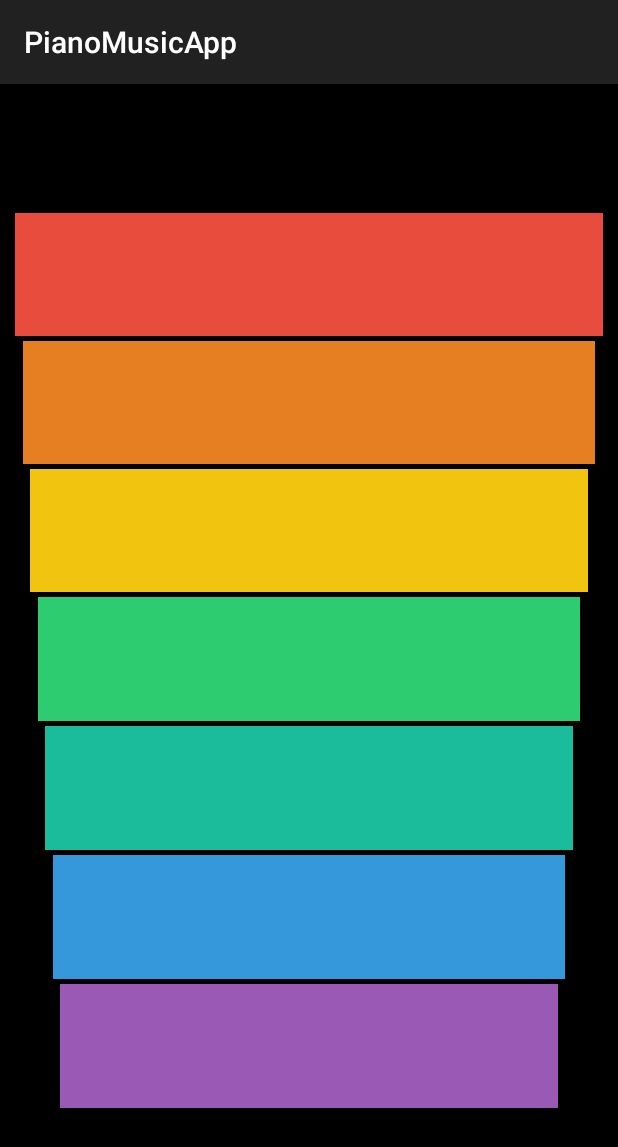
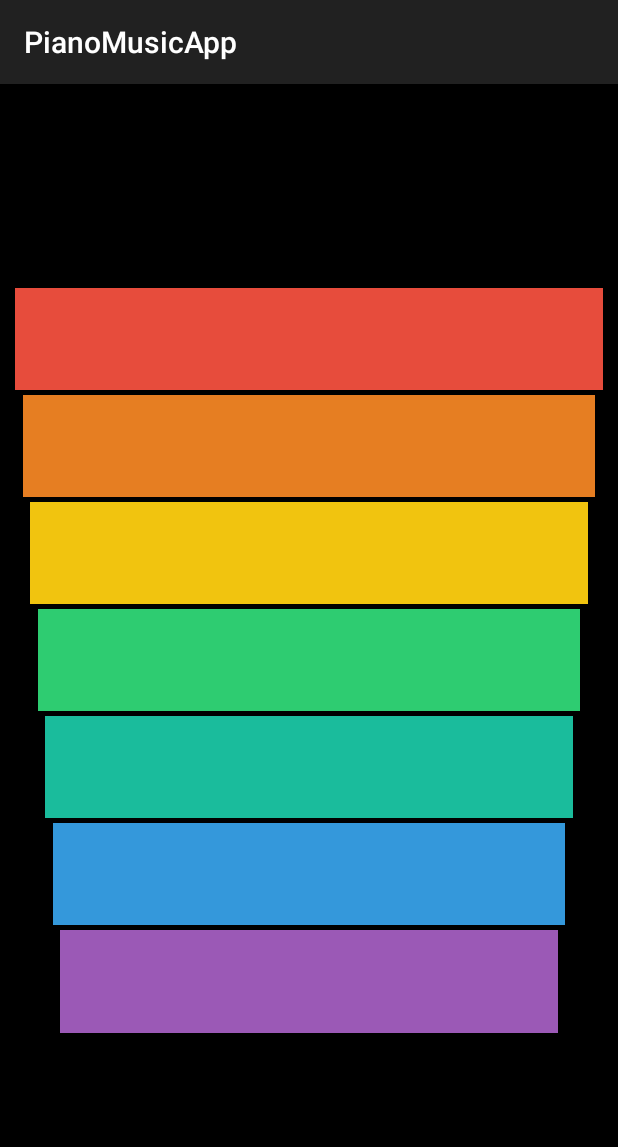
Before and after one commit to ManishaKhatri-class/PianoMusicApp, an Android app: the screen it shows after launch (MainActivity), on a phone screen of 412 x 824 dp. Shown: the top 1147 px of the screen. Run offline under Robolectric (Android 15) with nearby library versions, the phone set to English and light mode, and no system bars.

Commit message:
Hover Effect added

```diff
--- a/app/src/main/res/layout/activity_main.xml
+++ b/app/src/main/res/layout/activity_main.xml
@@ -1,5 +1,5 @@
 <?xml version="1.0" encoding="utf-8"?>
-<LinearLayout xmlns:android="http://schemas.android.com/apk/res/android"
+<RelativeLayout xmlns:android="http://schemas.android.com/apk/res/android"
     xmlns:app="http://schemas.android.com/apk/res-auto"
     xmlns:tools="http://schemas.android.com/tools"
     android:layout_width="match_parent"
@@ -9,9 +9,10 @@
     android:gravity="center"
     android:background="#000000"
     tools:context=".MainActivity">
+
 <LinearLayout
     android:layout_width="match_parent"
-    android:layout_height="600dp"
+    android:layout_height="500dp"
     android:orientation="vertical"
     >
     <Button
@@ -20,7 +21,10 @@
         android:background="@color/red"
         android:layout_width="match_parent"
         android:layout_height="30dp"
-        />
+        android:foreground="?attr/selectableItemBackgroundBorderless"
+        tools:targetApi="m"
+
+       />
 
     <Button
         style="@style/KeyStyle"
@@ -30,6 +34,8 @@
         android:layout_marginRight="5dp"
         android:layout_width="match_parent"
         android:layout_height="30dp"
+        android:foreground="?attr/selectableItemBackgroundBorderless"
+
         />
 
     <Button
@@ -40,7 +46,9 @@
         android:layout_marginRight="10dp"
         android:layout_width="match_parent"
         android:layout_height="30dp"
-       />
+        android:foreground="?attr/selectableItemBackgroundBorderless"
+
+        />
 
     <Button
         style="@style/KeyStyle"
@@ -50,7 +58,9 @@
         android:layout_marginRight="15dp"
         android:layout_width="match_parent"
         android:layout_height="30dp"
-      />
+        android:foreground="?attr/selectableItemBackgroundBorderless"
+
+        />
 
     <Button
         style="@style/KeyStyle"
@@ -60,6 +70,8 @@
         android:layout_marginRight="20dp"
         android:layout_width="match_parent"
         android:layout_height="30dp"
+        android:foreground="?attr/selectableItemBackgroundBorderless"
+
         />
 
 
@@ -71,7 +83,9 @@
         android:layout_marginRight="25dp"
         android:layout_width="match_parent"
         android:layout_height="30dp"
-       />
+        android:foreground="?attr/selectableItemBackgroundBorderless"
+
+        />
 
     <Button
         style="@style/KeyStyle"
@@ -81,7 +95,9 @@
         android:layout_marginRight="30dp"
         android:layout_width="match_parent"
         android:layout_height="30dp"
-       />
+        android:foreground="?attr/selectableItemBackgroundBorderless"
+
+        />
 
 </LinearLayout>
-</LinearLayout>
+</RelativeLayout>
--- /dev/null
+++ b/app/src/main/res/values-v21/styles.xml
@@ -0,0 +1,10 @@
+<?xml version="1.0" encoding="utf-8"?>
+<resources>
+
+    <style name="AppTheme" parent="Theme.AppCompat.Light.DarkActionBar">
+        <!-- Customize your theme here. -->
+        <item name="colorPrimaryDark">@color/colorPrimaryDark</item>
+        <item name="android:colorControlHighlight">@color/your_custom_color</item>
+
+    </style>
+</resources>
--- a/app/src/main/res/values/colors.xml
+++ b/app/src/main/res/values/colors.xml
@@ -8,5 +8,6 @@
     <color name="green">#2ecc71</color>
     <color name="blue">#3498db</color>
     <color name="purple">#9b59b6</color>
+    <color name="your_custom_color">#935478</color>
 
 </resources>
--- a/app/src/main/res/values/styles.xml
+++ b/app/src/main/res/values/styles.xml
@@ -3,6 +3,7 @@
     <style name="AppTheme" parent="Theme.AppCompat.Light.DarkActionBar">
         <!-- Customize your theme here. -->
         <item name="colorPrimaryDark">@color/colorPrimaryDark</item>
+
     </style>
 
 
@@ -11,4 +12,5 @@
         <item name="android:layout_marginTop">2dp</item>
         <item name="android:layout_marginBottom">1dp</item>
     </style>
+
 </resources>
```
